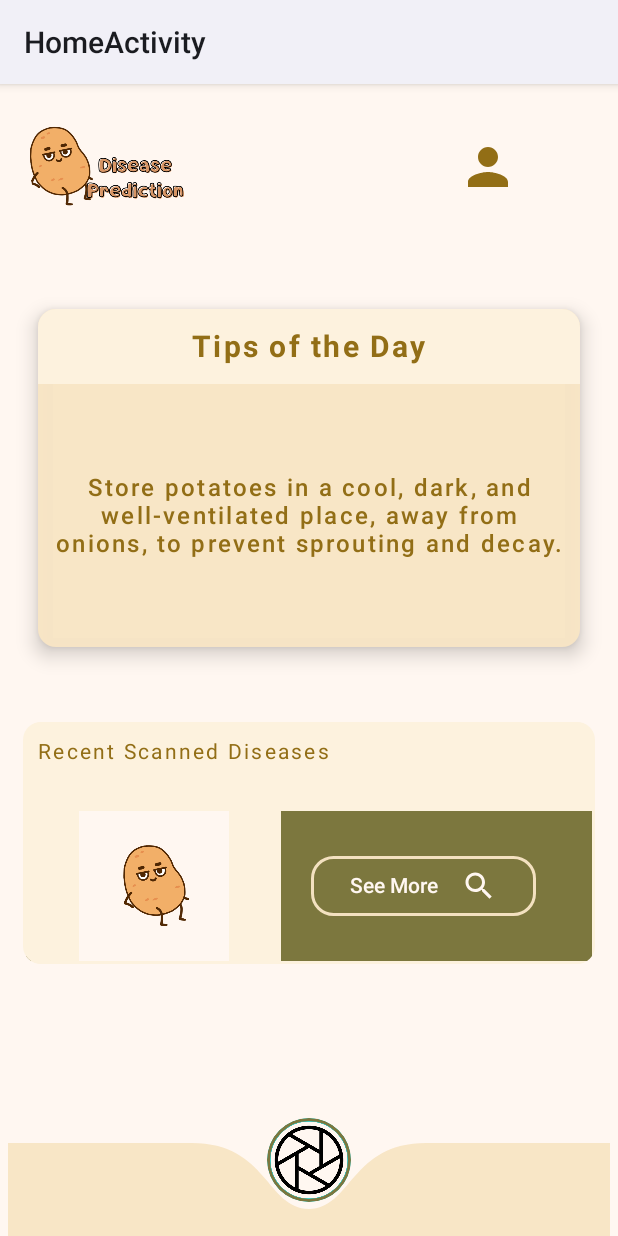
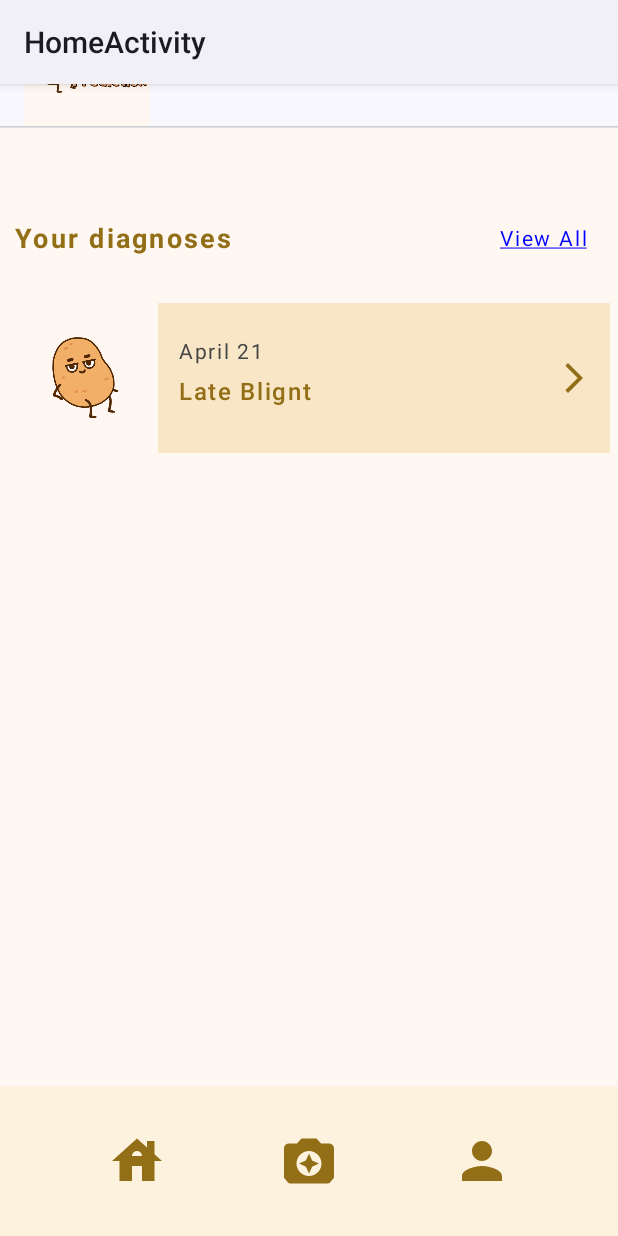
Before and after one commit to Mahato-Sunil/pdp_android_app, an Android app built with Jetpack Compose: the HomeActivity screen opened directly, with no data from a screen before it, on a phone screen of 412 x 824 dp. Run offline under Robolectric (Android 15) with nearby library versions, the phone set to English and light mode, and no system bars.

Commit message:
Home Page UI Updated

```diff
--- a/app/src/main/AndroidManifest.xml
+++ b/app/src/main/AndroidManifest.xml
@@ -19,6 +19,11 @@
         android:supportsRtl="true"
         android:theme="@style/Theme.PdpApplication.CustomSplashScreen"
         tools:targetApi="31">
+        <activity
+            android:name=".viewui.DiagnosesListActivity"
+            android:exported="false"
+            android:label="@string/title_activity_diagnoses_list"
+            android:theme="@style/Theme.PdpApplication.CustomSplashScreen" />
         <activity
             android:name=".viewui.PredictionActivity"
             android:exported="false"
--- /dev/null
+++ b/app/src/main/java/com/officialsunil/pdpapplication/viewui/DiagnosesListActivity.kt
@@ -0,0 +1,47 @@
+package com.officialsunil.pdpapplication.viewui
+
+import android.os.Bundle
+import androidx.activity.ComponentActivity
+import androidx.activity.compose.setContent
+import androidx.activity.enableEdgeToEdge
+import androidx.compose.foundation.layout.fillMaxSize
+import androidx.compose.foundation.layout.padding
+import androidx.compose.material3.Scaffold
+import androidx.compose.material3.Text
+import androidx.compose.runtime.Composable
+import androidx.compose.ui.Modifier
+import androidx.compose.ui.tooling.preview.Preview
+import com.officialsunil.pdpapplication.viewui.ui.theme.PDPApplicationTheme
+
+class DiagnosesListActivity : ComponentActivity() {
+    override fun onCreate(savedInstanceState: Bundle?) {
+        super.onCreate(savedInstanceState)
+        enableEdgeToEdge()
+        setContent {
+            PDPApplicationTheme {
+                Scaffold(modifier = Modifier.fillMaxSize()) { innerPadding ->
+                    Greeting(
+                        name = "Android",
+                        modifier = Modifier.padding(innerPadding)
+                    )
+                }
+            }
+        }
+    }
+}
+
+@Composable
+fun Greeting(name: String, modifier: Modifier = Modifier) {
+    Text(
+        text = "Hello $name!",
+        modifier = modifier
+    )
+}
+
+@Preview(showBackground = true)
+@Composable
+fun GreetingPreview() {
+    PDPApplicationTheme {
+        Greeting("Android")
+    }
+}
--- a/app/src/main/java/com/officialsunil/pdpapplication/viewui/HomeActivity.kt
+++ b/app/src/main/java/com/officialsunil/pdpapplication/viewui/HomeActivity.kt
@@ -17,6 +17,7 @@ import androidx.compose.foundation.layout.Column
 import androidx.compose.foundation.layout.Row
 import androidx.compose.foundation.layout.Spacer
 import androidx.compose.foundation.layout.aspectRatio
+import androidx.compose.foundation.layout.fillMaxHeight
 import androidx.compose.foundation.layout.fillMaxSize
 import androidx.compose.foundation.layout.fillMaxWidth
 import androidx.compose.foundation.layout.height
@@ -27,36 +28,49 @@ import androidx.compose.foundation.layout.systemBarsPadding
 import androidx.compose.foundation.layout.width
 import androidx.compose.foundation.layout.wrapContentHeight
 import androidx.compose.foundation.layout.wrapContentSize
+import androidx.compose.foundation.layout.wrapContentWidth
 import androidx.compose.foundation.rememberScrollState
 import androidx.compose.foundation.shape.CircleShape
 import androidx.compose.foundation.shape.RoundedCornerShape
 import androidx.compose.foundation.verticalScroll
 import androidx.compose.material.icons.Icons
+import androidx.compose.material.icons.filled.ArrowBackIosNew
+import androidx.compose.material.icons.filled.ArrowForwardIos
+import androidx.compose.material.icons.filled.CameraEnhance
+import androidx.compose.material.icons.filled.House
 import androidx.compose.material.icons.filled.Person
 import androidx.compose.material.icons.filled.Search
 import androidx.compose.material3.Card
 import androidx.compose.material3.CardDefaults
 import androidx.compose.material3.ElevatedCard
+import androidx.compose.material3.HorizontalDivider
 import androidx.compose.material3.Icon
+import androidx.compose.material3.IconButton
 import androidx.compose.material3.OutlinedButton
+import androidx.compose.material3.Scaffold
 import androidx.compose.material3.Text
+import androidx.compose.material3.VerticalDivider
 import androidx.compose.runtime.Composable
 import androidx.compose.ui.Alignment
 import androidx.compose.ui.Modifier
 import androidx.compose.ui.draw.clip
+import androidx.compose.ui.graphics.Color
 import androidx.compose.ui.graphics.Path
 import androidx.compose.ui.graphics.drawscope.Fill
 import androidx.compose.ui.layout.ContentScale
+import androidx.compose.ui.platform.LocalContext
 import androidx.compose.ui.res.colorResource
 import androidx.compose.ui.res.painterResource
 import androidx.compose.ui.text.TextStyle
 import androidx.compose.ui.text.font.FontWeight
 import androidx.compose.ui.text.style.TextAlign
+import androidx.compose.ui.text.style.TextDecoration
 import androidx.compose.ui.tooling.preview.Preview
 import androidx.compose.ui.unit.TextUnit
 import androidx.compose.ui.unit.TextUnitType
 import androidx.compose.ui.unit.dp
 import androidx.compose.ui.unit.sp
+import androidx.compose.ui.zIndex
 import com.officialsunil.pdpapplication.R
 import com.officialsunil.pdpapplication.ui.theme.PDPApplicationTheme
 
@@ -88,18 +102,23 @@ class HomeActivity : ComponentActivity() {
 //  activity layout
 @Composable
 fun InitHomeActivityUI(initCameraActivity: () -> Unit) {
+    Scaffold(
+        topBar = { HomeHeadingUI() },
+        bottomBar = { HomeButtonContainer(initCameraActivity) }) { innerPadding ->
         Column(
-        horizontalAlignment = Alignment.CenterHorizontally,
+//            verticalArrangement = Arrangement.SpaceBetween,
+//            horizontalAlignment = Alignment.CenterHorizontally,
             modifier = Modifier
+                .padding(innerPadding)
                 .fillMaxSize()
                 .background(colorResource(R.color.light_background))
-            .padding(start = 5.dp, end = 5.dp)
+//                .padding(start = 5.dp, end = 5.dp)
                 .systemBarsPadding()
-//            .verticalScroll(rememberScrollState())
+
+                .verticalScroll(rememberScrollState())
         ) {
-        HomeHeadingUI()
             HomeContainer()
-        HomeButtonContainer(initCameraActivity)
+        }
     }
 }
 
@@ -110,168 +129,124 @@ fun InitHomeActivityUI(initCameraActivity: () -> Unit) {
  */
 @Composable
 fun HomeHeadingUI() {
-    Row(
-        verticalAlignment = Alignment.CenterVertically,
-        horizontalArrangement = Arrangement.spacedBy(180.dp),
-        modifier = Modifier
-            .fillMaxWidth()
-            .wrapContentHeight()
+    Column(
+        modifier = Modifier.fillMaxWidth()
     ) {
         Image(
             painter = painterResource(R.drawable.pdp_logo_text),
             contentDescription = "System Logo",
             modifier = Modifier
-                .width(120.dp)
-                .padding(start = 10.dp, 0.dp)
+                .width(100.dp)
+                .padding(start = 16.dp),
+            contentScale = ContentScale.Fit
         )
-
-        Icon(
-            imageVector = Icons.Default.Person,
-            contentDescription = "Profile Icon",
-            tint = colorResource(R.color.font_color),
+        HorizontalDivider(
+            thickness = 1.dp,
             modifier = Modifier
-                .width(40.dp)
-                .height(40.dp)
+                .fillMaxWidth()
+                .padding(0.dp),
+            color = Color.LightGray
         )
     }
 }
 
 @Composable
 fun HomeContainer() {
-    Spacer(modifier = Modifier.height(40.dp))
+    val localContext = LocalContext.current
 
-    // card
-    ElevatedCard(
-        elevation = CardDefaults.cardElevation(
-            defaultElevation = 8.dp
-        ), colors = CardDefaults.cardColors(
-            containerColor = colorResource(R.color.light_card_background),
-            contentColor = colorResource(R.color.font_color)
-        ), modifier = Modifier
-            .fillMaxWidth(fraction = 0.9f)
-            .height(225.dp)
+    Column(
+        modifier = Modifier.fillMaxWidth()
     ) {
-        Box(
+        Row(
+            horizontalArrangement = Arrangement.Absolute.SpaceBetween,
+            verticalAlignment = Alignment.CenterVertically,
             modifier = Modifier
                 .fillMaxWidth()
-                .height(50.dp)
-                .background(colorResource(R.color.extra_light_card_background)),
-            contentAlignment = Alignment.Center
+                .padding(start = 10.dp, end = 20.dp)
+                .height(35.dp)
         ) {
             Text(
-                text = "Tips of the Day",
+                text = "Your diagnoses",
                 style = TextStyle(
                     color = colorResource(R.color.font_color),
-                    fontSize = 20.sp,
+                    fontSize = 18.sp,
                     fontWeight = FontWeight.Bold,
                     letterSpacing = TextUnit(1.5f, TextUnitType.Sp)
                 ),
             )
-        }
 
-        Box(
-            modifier = Modifier.fillMaxSize(), contentAlignment = Alignment.Center
-        ) {
             Text(
-                text = "Store potatoes in a cool, dark, and well-ventilated place, away from onions, to prevent sprouting and decay.",
-                style = TextStyle(
-                    color = colorResource(R.color.font_color),
-                    fontSize = 16.sp,
-                    fontWeight = FontWeight.Medium,
-                    letterSpacing = TextUnit(1.5f, TextUnitType.Sp),
-                    textAlign = TextAlign.Center
-                ),
-                modifier = Modifier.padding(10.dp)
-
-            )
-        }
-    }
-
-    // history section
-    Spacer(modifier = Modifier.height(40.dp))
-
-    Column(
-        modifier = Modifier
-            .fillMaxWidth()
-            .padding(10.dp)
-    ) {
-        Card(
-            colors = CardDefaults.cardColors(
-                containerColor = colorResource(R.color.extra_light_card_background)
-            ), modifier = Modifier
-                .fillMaxWidth()
-                .wrapContentHeight()
-        ) {
-            Box(
-                contentAlignment = Alignment.CenterStart,
-                modifier = Modifier
-                    .padding(start = 10.dp, 2.dp)
-                    .height(35.dp)
-            ) {
-                Text(
-                    text = "Recent Scanned Diseases",
-                    style = TextStyle(
-                        color = colorResource(R.color.font_color),
+                text = "View All", style = TextStyle(
+                    color = Color.Blue,
                     fontSize = 14.sp,
                     fontWeight = FontWeight.Normal,
-                        letterSpacing = TextUnit(1.5f, TextUnitType.Sp)
-                    ),
-                )
+                    letterSpacing = 1.2.sp,
+                    textDecoration = TextDecoration.Underline
+                ), modifier = Modifier.clickable {
+                    val diagnosesIntent = Intent(localContext, DiagnosesListActivity::class.java)
+                    localContext.startActivity(diagnosesIntent)
+                })
         }
 
         Spacer(modifier = Modifier.height(20.dp))
 
-            Box(
-                contentAlignment = Alignment.CenterStart, modifier = Modifier.fillMaxWidth()
-            ) {
         Row(
             verticalAlignment = Alignment.CenterVertically,
+            horizontalArrangement = Arrangement.SpaceBetween,
             modifier = Modifier
-                        .padding(2.dp)
-                        .background(colorResource(R.color.dark_card_background))
+                .padding(5.dp)
                 .fillMaxWidth()
-                ) {
-                    Box(
-                        contentAlignment = Alignment.CenterStart,
-                        modifier = Modifier
-                            .fillMaxWidth(.45f)
-                            .height(100.dp)
-                            .background(colorResource(R.color.extra_light_card_background))
-                    ) {
+                .background(colorResource(R.color.light_card_background))
+                .clickable {
+                    //pass the path and the  prediction result
+                    val predictionIntent = Intent(localContext, PredictionActivity::class.java)
+                    localContext.startActivity(predictionIntent)
+                }) {
             Image(
                 painter = painterResource(R.drawable.pdp_logo),
                 contentDescription = "Recent History Image",
-                            modifier = Modifier.fillMaxSize()
+                modifier = Modifier.size(100.dp)
+            )
+
+            Column(
+                verticalArrangement = Arrangement.Center,
+                horizontalAlignment = Alignment.CenterHorizontally
+            ) {
+                //date
+                Text(
+                    text = "April 21", style = TextStyle(
+                        color = Color.DarkGray,
+                        fontSize = 14.sp,
+                        fontWeight = FontWeight.Normal,
+                        letterSpacing = 1.1.sp,
+                        textAlign = TextAlign.Start
+                    ), modifier = Modifier
+                        .fillMaxWidth(.75f)
+                        .height(25.dp)
+                )
+
+                Text(
+                    text = "Late Blignt", style = TextStyle(
+                        color = colorResource(R.color.font_color),
+                        fontSize = 16.sp,
+                        fontWeight = FontWeight.Medium,
+                        letterSpacing = 1.1.sp,
+                        textAlign = TextAlign.Start
+                    ), modifier = Modifier
+                        .fillMaxWidth(.75f)
+                        .height(25.dp)
                 )
             }
 
-                    Spacer(modifier = Modifier.width(20.dp))
-
-                    OutlinedButton(
-                        onClick = {}, modifier = Modifier.fillMaxWidth(.8f),
-
-                        border = BorderStroke(
-                            2.dp, color = colorResource(R.color.light_card_background)
-                        ), shape = RoundedCornerShape(15.dp)
+            IconButton(
+                onClick = { /* Handle the button click */ },
             ) {
-                        Text(
-                            text = "See More", style = TextStyle(
-                                color = colorResource(R.color.light_background),
-                                fontSize = 14.sp,
-                                fontWeight = FontWeight.Medium
-                            ), modifier = Modifier.wrapContentSize()
-                        )
-
-                        Spacer(Modifier.width(15.dp))
                 Icon(
-                            imageVector = Icons.Default.Search,
+                    imageVector = Icons.Default.ArrowForwardIos,
                     contentDescription = "See More Icon",
-                            tint = colorResource(R.color.light_background)
+                    tint = colorResource(R.color.font_color)
                 )
             }
-                }
-            }
-
         }
     }
 }
@@ -279,86 +254,48 @@ fun HomeContainer() {
 // bottom section
 @Composable
 fun HomeButtonContainer(initCameraActivity: () -> Unit) {
-    //declare the paths and variables
-    val barHeight = 48.dp
-    val fabRadius = 28.dp
-    val background = colorResource(R.color.light_card_background)
-
-    Box(
-        modifier = Modifier.fillMaxSize()
-    ) {
-        // Draw the bottom bar background with curved cutout
-        Canvas(
+    Row(
+        verticalAlignment = Alignment.CenterVertically,
+        horizontalArrangement = Arrangement.SpaceEvenly,
         modifier = Modifier
             .fillMaxWidth()
-                .height(barHeight + fabRadius / 2f)
-                .align(Alignment.BottomCenter)
+            .height(100.dp)
+            .background(colorResource(R.color.extra_light_card_background))
     ) {
-            //  size denotes the size of the canvax in canvas scope
-            val width = size.width
-            val height = size.height
-            val fabDiameter = fabRadius.toPx() * 2
-            val fabMargin = 50.dp.toPx()
-
-            val curveDepth = fabRadius.toPx() * 1.57f   // for flattening the craddle depth
-
-            val path = Path().apply {
-                moveTo(0f, 0f)
-                lineTo(width / 2f - fabDiameter / 2f - fabMargin, 0f)
-
-                cubicTo(
-                    width / 2f - fabDiameter / 2f,
-                    0f,
-                    width / 2f - fabRadius.toPx(),
-                    curveDepth,
-                    width / 2f,
-                    curveDepth
-                )
-
-                cubicTo(
-                    width / 2f + fabRadius.toPx(),
-                    curveDepth,
-                    width / 2f + fabDiameter / 2f,
-                    0f,
-                    width / 2f + fabDiameter / 2f + fabMargin,
-                    0f
-                )
-
-                lineTo(width, 0f)
-                lineTo(width, height)
-                lineTo(0f, height)
-                close()
-            }
-
-            drawPath(
-                path = path, color = background, style = Fill
+        //home
+        IconButton(
+            onClick = { /* Handle the button click */ },
+        ) {
+            Icon(
+                imageVector = Icons.Default.House,
+                contentDescription = "Home Icon",
+                tint = colorResource(R.color.font_color),
+                modifier = Modifier.fillMaxSize()
             )
         }
 
-        // Floating button content
-        Box(
-            modifier = Modifier
-                .size(fabRadius * 2f)
-                .aspectRatio(1f)
-                .align(Alignment.BottomCenter)
-                .offset(y = -(fabRadius * 0.8f))
-                .clip(CircleShape)
-                .border(1.6.dp, colorResource(R.color.dark_card_background), CircleShape),
-            contentAlignment = Alignment.TopCenter
-        ) {
-            Image(
-                painter = painterResource(R.drawable.camera_shutter),
-                contentDescription = "Capture Button",
-                contentScale = ContentScale.Fit,
-                modifier = Modifier
-                    .matchParentSize()
-                    .clickable {
-                        initCameraActivity()
-                    })
+        // shutter button
+        IconButton(
+            onClick = { initCameraActivity() }) {
+            Icon(
+                imageVector = Icons.Default.CameraEnhance,
+                contentDescription = "Camera Icon",
+                tint = colorResource(R.color.font_color),
+                modifier = Modifier.fillMaxSize()
+            )
+        }
+
+        IconButton(
+            onClick = { initCameraActivity() }) {
+            Icon(
+                imageVector = Icons.Default.Person,
+                contentDescription = "Camera Icon",
+                tint = colorResource(R.color.font_color),
+                modifier = Modifier.fillMaxSize()
+            )
         }
     }
 }
-
 
 @Preview(showBackground = true, showSystemUi = true)
 @Composable
--- /dev/null
+++ b/app/src/main/java/com/officialsunil/pdpapplication/viewui/ui/theme/Color.kt
@@ -0,0 +1,11 @@
+package com.officialsunil.pdpapplication.viewui.ui.theme
+
+import androidx.compose.ui.graphics.Color
+
+val Purple80 = Color(0xFFD0BCFF)
+val PurpleGrey80 = Color(0xFFCCC2DC)
+val Pink80 = Color(0xFFEFB8C8)
+
+val Purple40 = Color(0xFF6650a4)
+val PurpleGrey40 = Color(0xFF625b71)
+val Pink40 = Color(0xFF7D5260)
--- /dev/null
+++ b/app/src/main/java/com/officialsunil/pdpapplication/viewui/ui/theme/Theme.kt
@@ -0,0 +1,58 @@
+package com.officialsunil.pdpapplication.viewui.ui.theme
+
+import android.app.Activity
+import android.os.Build
+import androidx.compose.foundation.isSystemInDarkTheme
+import androidx.compose.material3.MaterialTheme
+import androidx.compose.material3.darkColorScheme
+import androidx.compose.material3.dynamicDarkColorScheme
+import androidx.compose.material3.dynamicLightColorScheme
+import androidx.compose.material3.lightColorScheme
+import androidx.compose.runtime.Composable
+import androidx.compose.ui.platform.LocalContext
+
+private val DarkColorScheme = darkColorScheme(
+    primary = Purple80,
+    secondary = PurpleGrey80,
+    tertiary = Pink80
+)
+
+private val LightColorScheme = lightColorScheme(
+    primary = Purple40,
+    secondary = PurpleGrey40,
+    tertiary = Pink40
+
+    /* Other default colors to override
+    background = Color(0xFFFFFBFE),
+    surface = Color(0xFFFFFBFE),
+    onPrimary = Color.White,
+    onSecondary = Color.White,
+    onTertiary = Color.White,
+    onBackground = Color(0xFF1C1B1F),
+    onSurface = Color(0xFF1C1B1F),
+    */
+)
+
+@Composable
+fun PDPApplicationTheme(
+    darkTheme: Boolean = isSystemInDarkTheme(),
+    // Dynamic color is available on Android 12+
+    dynamicColor: Boolean = true,
+    content: @Composable () -> Unit
+) {
+    val colorScheme = when {
+        dynamicColor && Build.VERSION.SDK_INT >= Build.VERSION_CODES.S -> {
+            val context = LocalContext.current
+            if (darkTheme) dynamicDarkColorScheme(context) else dynamicLightColorScheme(context)
+        }
+
+        darkTheme -> DarkColorScheme
+        else -> LightColorScheme
+    }
+
+    MaterialTheme(
+        colorScheme = colorScheme,
+        typography = Typography,
+        content = content
+    )
+}
--- /dev/null
+++ b/app/src/main/java/com/officialsunil/pdpapplication/viewui/ui/theme/Type.kt
@@ -0,0 +1,34 @@
+package com.officialsunil.pdpapplication.viewui.ui.theme
+
+import androidx.compose.material3.Typography
+import androidx.compose.ui.text.TextStyle
+import androidx.compose.ui.text.font.FontFamily
+import androidx.compose.ui.text.font.FontWeight
+import androidx.compose.ui.unit.sp
+
+// Set of Material typography styles to start with
+val Typography = Typography(
+    bodyLarge = TextStyle(
+        fontFamily = FontFamily.Default,
+        fontWeight = FontWeight.Normal,
+        fontSize = 16.sp,
+        lineHeight = 24.sp,
+        letterSpacing = 0.5.sp
+    )
+    /* Other default text styles to override
+    titleLarge = TextStyle(
+        fontFamily = FontFamily.Default,
+        fontWeight = FontWeight.Normal,
+        fontSize = 22.sp,
+        lineHeight = 28.sp,
+        letterSpacing = 0.sp
+    ),
+    labelSmall = TextStyle(
+        fontFamily = FontFamily.Default,
+        fontWeight = FontWeight.Medium,
+        fontSize = 11.sp,
+        lineHeight = 16.sp,
+        letterSpacing = 0.5.sp
+    )
+    */
+)
--- a/app/src/main/res/values/strings.xml
+++ b/app/src/main/res/values/strings.xml
@@ -3,4 +3,5 @@
     <string name="title_activity_home">HomeActivity</string>
     <string name="title_activity_camera">CameraActivity</string>
     <string name="title_activity_prediction">PredictionActivity</string>
+    <string name="title_activity_diagnoses_list">DiagnosesListActivity</string>
 </resources>
```
Lines whose indentation alone changed are shown as unchanged.
